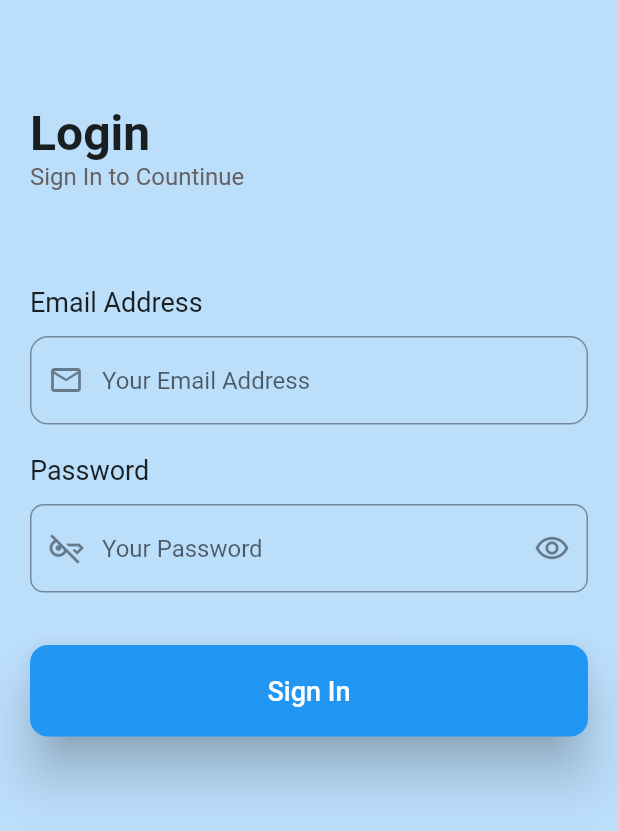
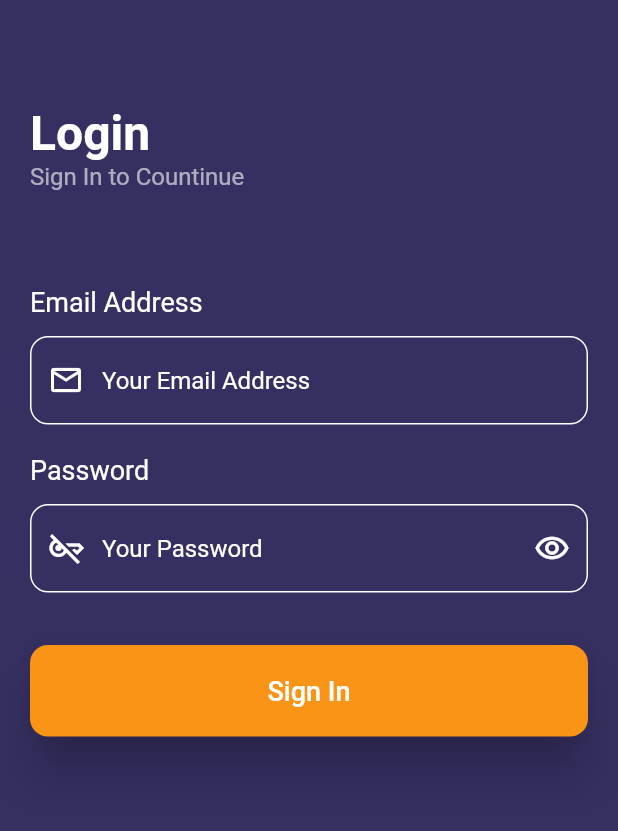
Before and after one commit to aldyisza87/qr_code, a Flutter app: the screen it shows after launch, on a phone screen of 412 x 824 dp. Shown: the top 831 px of the screen. Run offline on Flutter 3.47's test engine with Material 2 defaults, Android fonts, the phone set to English and light mode, and no system bars; our stand-ins replace cloud_firestore, firebase_auth, firebase_core, get, google_fonts, qr_flutter; missing offline and left inert: flutter_barcode_scanner; accounts and stored records are empty.

Commit message:
last commit

```diff
--- a/lib/app/modules/login/views/login_view.dart
+++ b/lib/app/modules/login/views/login_view.dart
@@ -17,7 +17,7 @@ class LoginView extends GetView<LoginController> {
     return Scaffold(
       extendBody: true,
       extendBodyBehindAppBar: true,
-      backgroundColor: Colors.blue[100],
+      backgroundColor: const Color(0xFF363062),
       appBar: AppBar(
         elevation: 0,
         backgroundColor: Colors.transparent,
@@ -29,23 +29,22 @@ class LoginView extends GetView<LoginController> {
           const Text(
             "Login",
             style: TextStyle(
-              fontSize: 32,
-              fontWeight: FontWeight.w700,
-            ),
+                fontSize: 32, fontWeight: FontWeight.w700, color: Colors.white),
           ),
           const Text(
             "Sign In to Countinue",
             style: TextStyle(
                 fontSize: 16,
                 fontWeight: FontWeight.w400,
-                color: Color.fromARGB(255, 102, 98, 98)),
+                color: Colors.white60),
           ),
           const SizedBox(
             height: 64,
           ),
           const Text(
             "Email Address",
-            style: TextStyle(fontSize: 18, fontWeight: FontWeight.w400),
+            style: TextStyle(
+                fontSize: 18, fontWeight: FontWeight.w400, color: Colors.white),
           ),
           const SizedBox(
             height: 12,
@@ -55,18 +54,27 @@ class LoginView extends GetView<LoginController> {
             controller: emailC,
             keyboardType: TextInputType.emailAddress,
             decoration: InputDecoration(
-              prefixIcon: const Icon(Icons.email_outlined),
+              prefixIcon: const Icon(
+                Icons.email_outlined,
+                color: Colors.white,
+              ),
               hintText: "Your Email Address",
-              // labelText: "Email",
+              hintStyle: const TextStyle(color: Colors.white),
+              enabledBorder: OutlineInputBorder(
+                  borderSide: const BorderSide(color: Colors.white),
+                  borderRadius: BorderRadius.circular(12)),
               border: OutlineInputBorder(
+                borderSide: const BorderSide(color: Colors.white),
                 borderRadius: BorderRadius.circular(12),
               ),
             ),
+            style: const TextStyle(color: Colors.white),
           ),
           const SizedBox(height: 20),
           const Text(
             "Password",
-            style: TextStyle(fontSize: 18, fontWeight: FontWeight.w400),
+            style: TextStyle(
+                fontSize: 18, fontWeight: FontWeight.w400, color: Colors.white),
           ),
           const SizedBox(
             height: 12,
@@ -79,8 +87,19 @@ class LoginView extends GetView<LoginController> {
               obscureText: controller.isHidden.value,
               decoration: InputDecoration(
                 hintText: "Your Password",
+                hintStyle: const TextStyle(
+                  color: Colors.white,
+                ),
                 //labelText: "Password",
-                prefixIcon: const Icon(Icons.key_off_outlined),
+                prefixIcon: const Icon(
+                  Icons.key_off_outlined,
+                  color: Colors.white,
+                ),
+                enabledBorder: OutlineInputBorder(
+                    borderRadius: BorderRadius.circular(12),
+                    borderSide: const BorderSide(
+                      color: Colors.white,
+                    )),
                 suffixIcon: IconButton(
                   onPressed: () {
                     controller.isHidden.toggle();
@@ -89,12 +108,14 @@ class LoginView extends GetView<LoginController> {
                     controller.isHidden.isFalse
                         ? Icons.remove_red_eye
                         : Icons.remove_red_eye_outlined,
+                    color: Colors.white,
                   ),
                 ),
                 border: OutlineInputBorder(
                   borderRadius: BorderRadius.circular(9),
                 ),
               ),
+              style: const TextStyle(color: Colors.white),
             ),
           ),
           const SizedBox(height: 35),
@@ -112,16 +133,17 @@ class LoginView extends GetView<LoginController> {
                   } else {
                     Get.offAllNamed(Routes.home);
                   }
-                  // handle login status jika email "admin@gmail.com" maka tampilkan dashboard
+                  /*  // handle login status jika email "admin@gmail.com" maka tampilkan dashboard
                   if (emailC.text == "admin@gmail.com") {
                     Get.offAllNamed(Routes.home);
-                  }
+                  } */
                 } else {
                   Get.snackbar("Error", "Email dan password wajib diisi.");
                 }
               }
             },
             style: ElevatedButton.styleFrom(
+                backgroundColor: const Color(0xFFF99417),
                 shape: RoundedRectangleBorder(
                   borderRadius: BorderRadius.circular(12),
                 ),
```
